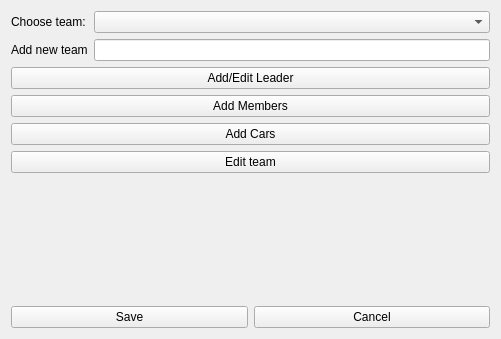
First picture: the form in Software/windowaddteam.ui, repository martro/RoboDriftSensors, before the edit.
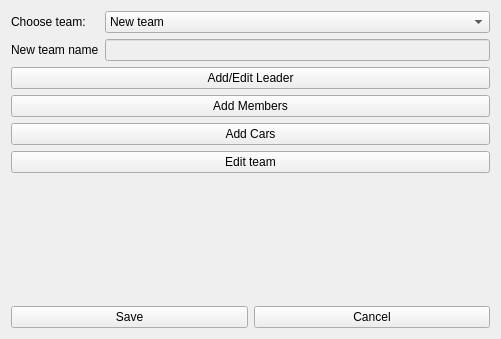
Second picture: the form after the edit.

Commit message: communication between windowadmin and windowaddteam doesnt work

```diff
--- a/Software/windowaddteam.ui
+++ b/Software/windowaddteam.ui
@@ -26,17 +26,33 @@
         </widget>
        </item>
        <item row="1" column="1">
-        <widget class="QLineEdit" name="lineNewTeamName"/>
+        <widget class="QLineEdit" name="lineNewTeamName">
+         <property name="enabled">
+          <bool>false</bool>
+         </property>
+        </widget>
        </item>
        <item row="1" column="0">
         <widget class="QLabel" name="label_2">
          <property name="text">
-          <string>Add new team</string>
+          <string>New team name</string>
          </property>
         </widget>
        </item>
        <item row="0" column="1">
-        <widget class="QComboBox" name="comboBox"/>
+        <widget class="QComboBox" name="comboBox">
+         <property name="enabled">
+          <bool>true</bool>
+         </property>
+         <property name="duplicatesEnabled">
+          <bool>false</bool>
+         </property>
+         <item>
+          <property name="text">
+           <string>New team</string>
+          </property>
+         </item>
+        </widget>
        </item>
       </layout>
      </item>
```
The commit also changes 35 other files.
